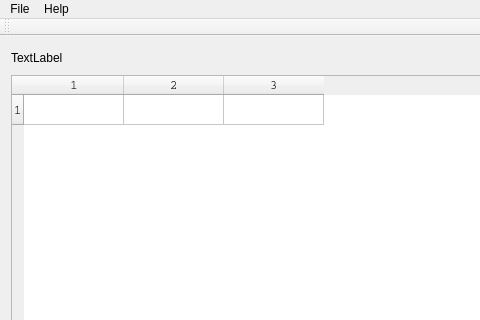
Before: the Qt Designer form src/TrafficView.ui in mwales/pahsda, drawn with Qt 5; both pictures show x 0 to 480 and y 0 to 320 of the 1180 by 556 pixel window.
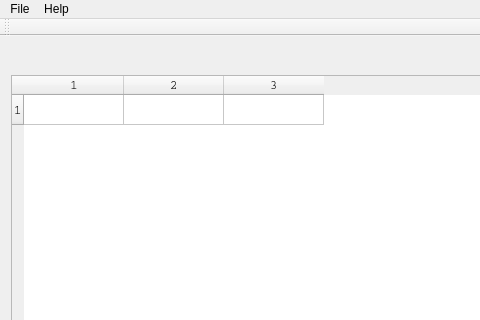
After: the same form once the commit is applied.

Patch:
```diff
--- a/src/TrafficView.ui
+++ b/src/TrafficView.ui
@@ -17,13 +17,6 @@
    <layout class="QVBoxLayout" name="verticalLayout">
     <item>
      <layout class="QHBoxLayout" name="horizontalLayout">
-      <item>
-       <widget class="QLabel" name="label">
-        <property name="text">
-         <string>TextLabel</string>
-        </property>
-       </widget>
-      </item>
       <item>
        <spacer name="horizontalSpacer">
         <property name="orientation">
```
Left out of the diff: 8 changed lines with no effect on the pictures.
